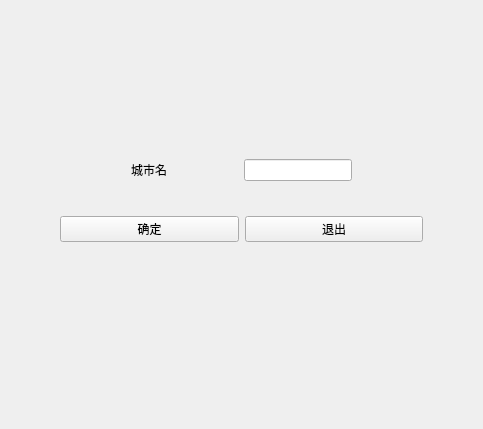
Above: cityedit.ui from lmandsm/Traffic-Management before the change. Below: the same form after it.
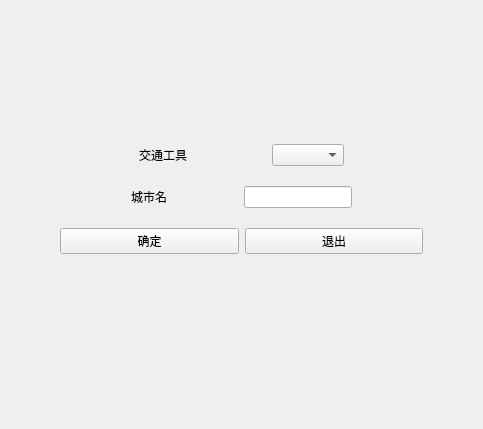
That is the form after the change.

What changed in the file:
```diff
--- a/cityedit.ui
+++ b/cityedit.ui
@@ -23,6 +23,59 @@
     </rect>
    </property>
    <layout class="QVBoxLayout" name="verticalLayout">
+    <item>
+     <layout class="QHBoxLayout" name="horizontalLayout_2">
+      <item>
+       <spacer name="horizontalSpacer">
+        <property name="orientation">
+         <enum>Qt::Horizontal</enum>
+        </property>
+        <property name="sizeHint" stdset="0">
+         <size>
+          <width>40</width>
+          <height>20</height>
+         </size>
+        </property>
+       </spacer>
+      </item>
+      <item>
+       <widget class="QLabel" name="trans_label">
+        <property name="text">
+         <string>交通工具</string>
+        </property>
+       </widget>
+      </item>
+      <item>
+       <spacer name="horizontalSpacer_3">
+        <property name="orientation">
+         <enum>Qt::Horizontal</enum>
+        </property>
+        <property name="sizeHint" stdset="0">
+         <size>
+          <width>40</width>
+          <height>20</height>
+         </size>
+        </property>
+       </spacer>
+      </item>
+      <item>
+       <widget class="QComboBox" name="Trans_comboBox"/>
+      </item>
+      <item>
+       <spacer name="horizontalSpacer_4">
+        <property name="orientation">
+         <enum>Qt::Horizontal</enum>
+        </property>
+        <property name="sizeHint" stdset="0">
+         <size>
+          <width>40</width>
+          <height>20</height>
+         </size>
+        </property>
+       </spacer>
+      </item>
+     </layout>
+    </item>
     <item>
      <layout class="QHBoxLayout" name="horizontalLayout">
       <item>
```
